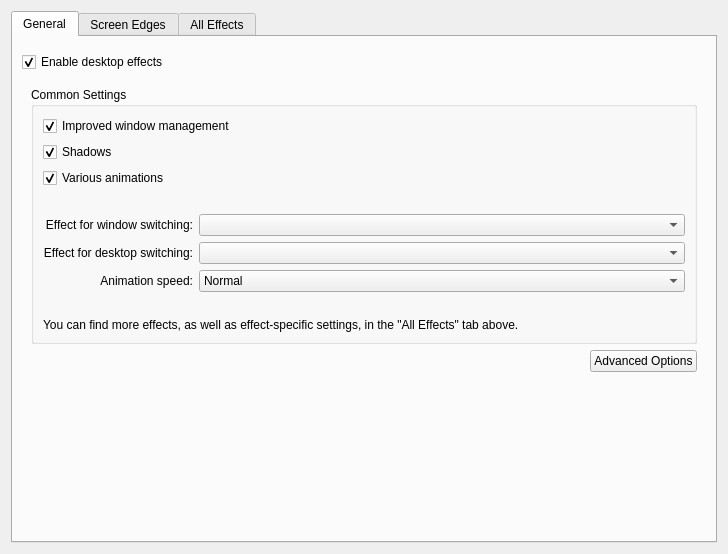
This is kcmkwin/kwincompositing/main.ui in KDE/kwin as Qt 5 draws it before an edit. The edited form follows.
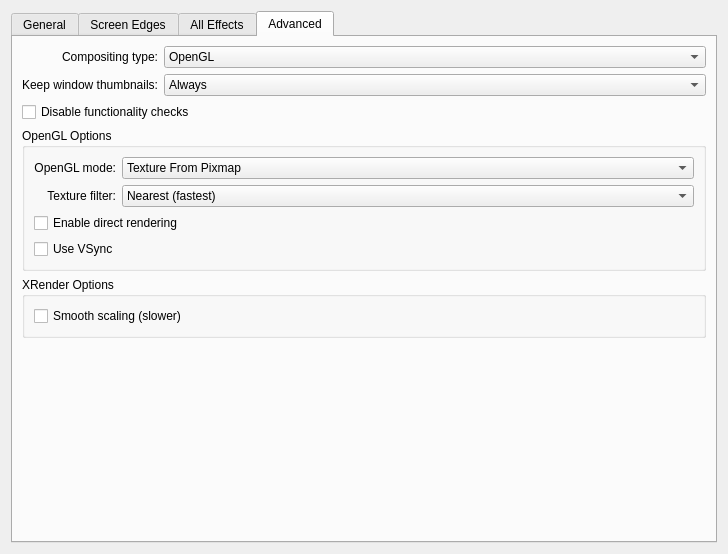
This is the edited form. The open tabs and pages were chosen to show the change. Custom widgets are drawn as their Qt base class.

Commit message: Moved desktop effect advanced options GUI from a dialog into a tab.

What changed in the file:
```diff
--- a/kcmkwin/kwincompositing/main.ui
+++ b/kcmkwin/kwincompositing/main.ui
@@ -221,26 +221,6 @@
             </layout>
            </widget>
           </item>
-          <item row="1" column="0" >
-           <spacer>
-            <property name="orientation" >
-             <enum>Qt::Horizontal</enum>
-            </property>
-            <property name="sizeHint" stdset="0" >
-             <size>
-              <width>20</width>
-              <height>1</height>
-             </size>
-            </property>
-           </spacer>
-          </item>
-          <item row="1" column="1" >
-           <widget class="QPushButton" name="advancedOptions" >
-            <property name="text" >
-             <string>Advanced Options</string>
-            </property>
-           </widget>
-          </item>
          </layout>
          <zorder>groupBox</zorder>
          <zorder></zorder>
@@ -362,6 +342,253 @@
        </item>
       </layout>
      </widget>
+     <widget class="QWidget" name="tab_4" >
+      <attribute name="title" >
+       <string>Advanced</string>
+      </attribute>
+      <layout class="QGridLayout" name="gridLayout_4" >
+       <item row="0" column="0" >
+        <widget class="QLabel" name="label_7" >
+         <property name="sizePolicy" >
+          <sizepolicy vsizetype="Preferred" hsizetype="Preferred" >
+           <horstretch>0</horstretch>
+           <verstretch>0</verstretch>
+          </sizepolicy>
+         </property>
+         <property name="text" >
+          <string>Compositing type:</string>
+         </property>
+         <property name="alignment" >
+          <set>Qt::AlignRight|Qt::AlignTrailing|Qt::AlignVCenter</set>
+         </property>
+         <property name="buddy" >
+          <cstring>compositingType</cstring>
+         </property>
+        </widget>
+       </item>
+       <item row="0" column="1" >
+        <widget class="QComboBox" name="compositingType" >
+         <property name="sizePolicy" >
+          <sizepolicy vsizetype="Fixed" hsizetype="Preferred" >
+           <horstretch>1</horstretch>
+           <verstretch>0</verstretch>
+          </sizepolicy>
+         </property>
+         <item>
+          <property name="text" >
+           <string>OpenGL</string>
+          </property>
+         </item>
+         <item>
+          <property name="text" >
+           <string>XRender</string>
+          </property>
+         </item>
+        </widget>
+       </item>
+       <item row="1" column="0" >
+        <widget class="QLabel" name="label_8" >
+         <property name="sizePolicy" >
+          <sizepolicy vsizetype="Preferred" hsizetype="Preferred" >
+           <horstretch>0</horstretch>
+           <verstretch>0</verstretch>
+          </sizepolicy>
+         </property>
+         <property name="text" >
+          <string>Keep window thumbnails:</string>
+         </property>
+         <property name="alignment" >
+          <set>Qt::AlignRight|Qt::AlignTrailing|Qt::AlignVCenter</set>
+         </property>
+         <property name="buddy" >
+          <cstring>windowThumbnails</cstring>
+         </property>
+        </widget>
+       </item>
+       <item row="1" column="1" >
+        <widget class="QComboBox" name="windowThumbnails" >
+         <property name="sizePolicy" >
+          <sizepolicy vsizetype="Fixed" hsizetype="Preferred" >
+           <horstretch>1</horstretch>
+           <verstretch>0</verstretch>
+          </sizepolicy>
+         </property>
+         <item>
+          <property name="text" >
+           <string>Always</string>
+          </property>
+         </item>
+         <item>
+          <property name="text" >
+           <string>Only for shown windows</string>
+          </property>
+         </item>
+         <item>
+          <property name="text" >
+           <string>Never</string>
+          </property>
+         </item>
+        </widget>
+       </item>
+       <item row="2" column="0" colspan="2" >
+        <widget class="QCheckBox" name="disableChecks" >
+         <property name="whatsThis" >
+          <string>Enabling this option allows compositing to be activated even if some of the internal checks fail. Doing so may make the whole desktop unusable and its use is not recommened. Use only if KWin refuses to activate compositing on a system that should be capable of compositing.
+</string>
+         </property>
+         <property name="text" >
+          <string>Disable functionality checks</string>
+         </property>
+        </widget>
+       </item>
+       <item row="3" column="0" colspan="2" >
+        <widget class="QGroupBox" name="glGroup" >
+         <property name="title" >
+          <string>OpenGL Options</string>
+         </property>
+         <layout class="QGridLayout" name="gridLayout_5" >
+          <item row="0" column="0" >
+           <widget class="QLabel" name="label_9" >
+            <property name="sizePolicy" >
+             <sizepolicy vsizetype="Preferred" hsizetype="Preferred" >
+              <horstretch>0</horstretch>
+              <verstretch>0</verstretch>
+             </sizepolicy>
+            </property>
+            <property name="text" >
+             <string>OpenGL mode:</string>
+            </property>
+            <property name="alignment" >
+             <set>Qt::AlignRight|Qt::AlignTrailing|Qt::AlignVCenter</set>
+            </property>
+            <property name="buddy" >
+             <cstring>glMode</cstring>
+            </property>
+           </widget>
+          </item>
+          <item row="0" column="1" >
+           <widget class="QComboBox" name="glMode" >
+            <property name="sizePolicy" >
+             <sizepolicy vsizetype="Fixed" hsizetype="Preferred" >
+              <horstretch>1</horstretch>
+              <verstretch>0</verstretch>
+             </sizepolicy>
+            </property>
+            <item>
+             <property name="text" >
+              <string>Texture From Pixmap</string>
+             </property>
+            </item>
+            <item>
+             <property name="text" >
+              <string>Shared Memory</string>
+             </property>
+            </item>
+            <item>
+             <property name="text" >
+              <string>Fallback</string>
+             </property>
+            </item>
+           </widget>
+          </item>
+          <item row="1" column="0" >
+           <widget class="QLabel" name="label_10" >
+            <property name="sizePolicy" >
+             <sizepolicy vsizetype="Preferred" hsizetype="Preferred" >
+              <horstretch>0</horstretch>
+              <verstretch>0</verstretch>
+             </sizepolicy>
+            </property>
+            <property name="text" >
+             <string>Texture filter:</string>
+            </property>
+            <property name="alignment" >
+             <set>Qt::AlignRight|Qt::AlignTrailing|Qt::AlignVCenter</set>
+            </property>
+            <property name="buddy" >
+             <cstring>glTextureFilter</cstring>
+            </property>
+           </widget>
+          </item>
+          <item row="1" column="1" >
+           <widget class="QComboBox" name="glTextureFilter" >
+            <property name="sizePolicy" >
+             <sizepolicy vsizetype="Fixed" hsizetype="Preferred" >
+              <horstretch>1</horstretch>
+              <verstretch>0</verstretch>
+             </sizepolicy>
+            </property>
+            <item>
+             <property name="text" >
+              <string>Nearest (fastest)</string>
+             </property>
+            </item>
+            <item>
+             <property name="text" >
+              <string>Bilinear</string>
+             </property>
+            </item>
+            <item>
+             <property name="text" >
+              <string>Trilinear (best quality)</string>
+             </property>
+            </item>
+           </widget>
+          </item>
+          <item row="2" column="0" colspan="2" >
+           <widget class="QCheckBox" name="glDirect" >
+            <property name="text" >
+             <string>Enable direct rendering</string>
+            </property>
+            <property name="checked" >
+             <bool>false</bool>
+            </property>
+           </widget>
+          </item>
+          <item row="3" column="0" colspan="2" >
+           <widget class="QCheckBox" name="glVSync" >
+            <property name="text" >
+             <string>Use VSync</string>
+            </property>
+            <property name="checked" >
+             <bool>false</bool>
+            </property>
+           </widget>
+          </item>
+         </layout>
+        </widget>
+       </item>
+       <item row="4" column="0" colspan="2" >
+        <widget class="QGroupBox" name="xrenderGroup" >
+         <property name="title" >
+          <string>XRender Options</string>
+         </property>
+         <layout class="QGridLayout" name="gridLayout_6" >
+          <item row="0" column="0" >
+           <widget class="QCheckBox" name="xrenderSmoothScale" >
+            <property name="text" >
+             <string>Smooth scaling (slower)</string>
+            </property>
+           </widget>
+          </item>
+         </layout>
+        </widget>
+       </item>
+       <item row="5" column="0" colspan="2" >
+        <spacer name="verticalSpacer_6" >
+         <property name="orientation" >
+          <enum>Qt::Vertical</enum>
+         </property>
+         <property name="sizeHint" stdset="0" >
+          <size>
+           <width>20</width>
+           <height>0</height>
+          </size>
+         </property>
+        </spacer>
+       </item>
+      </layout>
+     </widget>
     </widget>
    </item>
   </layout>
```
Left out of the diff: 8 changed lines with no effect on the pictures. The commit also changes 6 other files.
